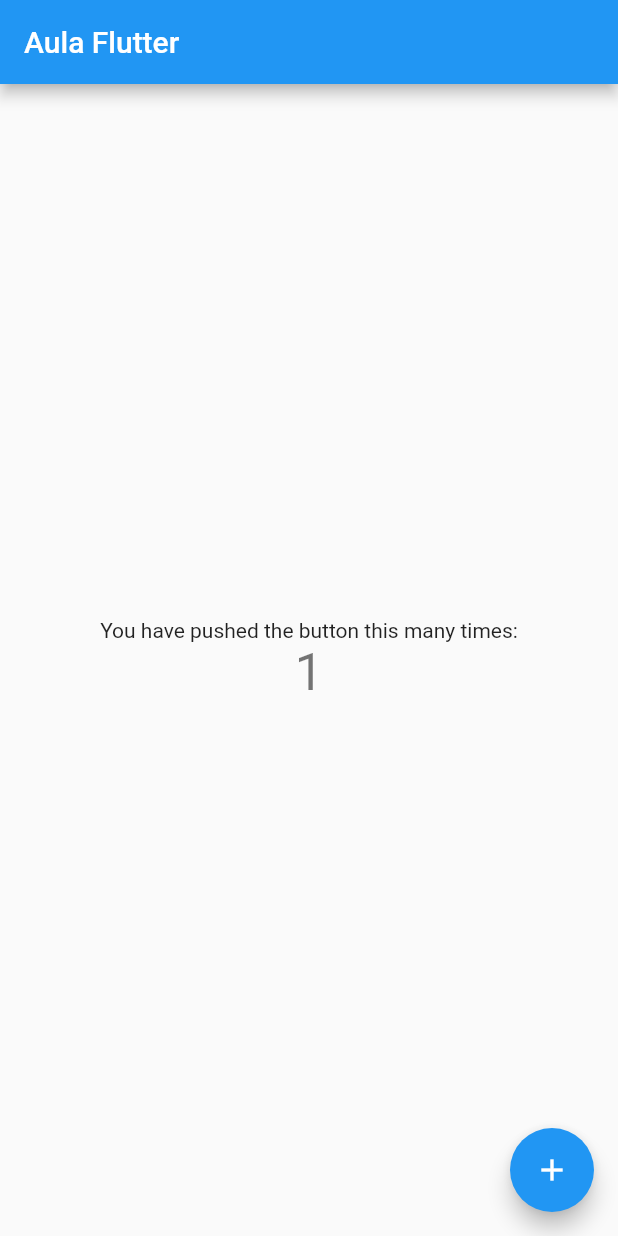
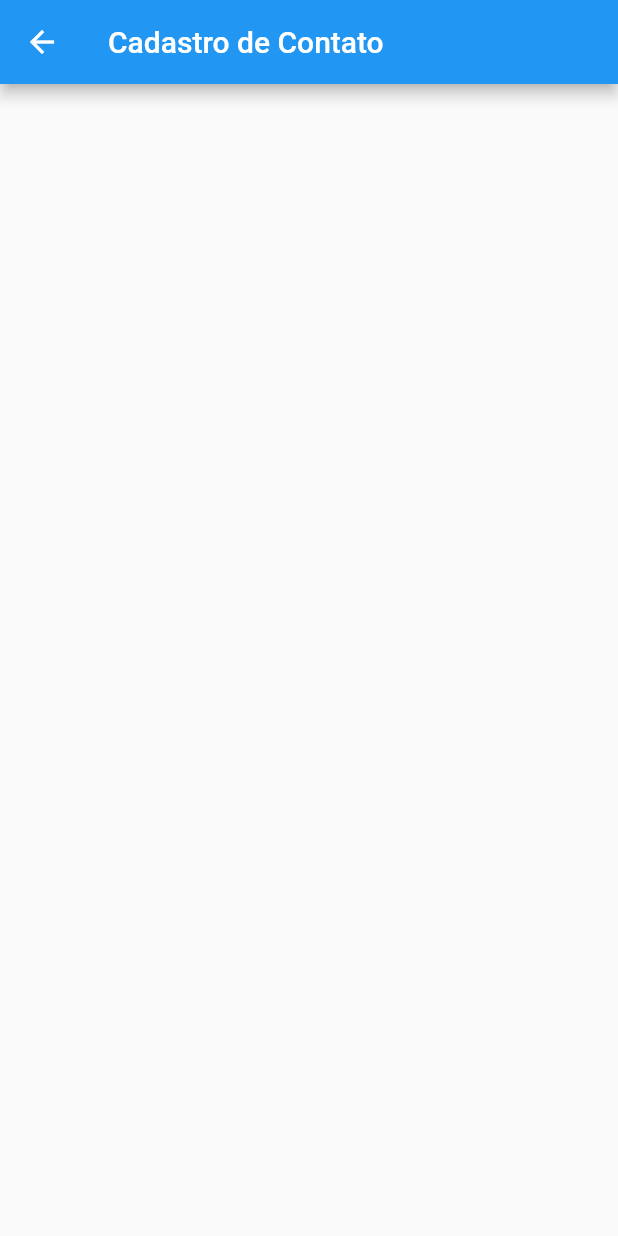
Before and after one commit to heliokamakawa/agenda_crud_flutter, a Flutter app: the screen it shows after launch, after a tap on the "add" icon, on a phone screen of 412 x 824 dp. Run offline on Flutter 3.47's test engine with Material 2 defaults, Android fonts, the phone set to English and light mode, and no system bars.

Commit message:
Definindo rotas nomeadas

```diff
--- a/lib/app/my_app.dart
+++ b/lib/app/my_app.dart
@@ -1,8 +1,11 @@
 
-import 'package:agenda_crud/app/view/my_home_page.dart';
+import 'package:agenda_crud/app/view/contact_form.dart';
+import 'package:agenda_crud/app/view/contact_list.dart';
 import 'package:flutter/material.dart';
 
 class MyApp extends StatelessWidget {
+  static const HOME = '/';
+  static const CONTACT_FORM =  'contact-form';
 
   @override
   Widget build(BuildContext context) {
@@ -11,7 +14,10 @@ class MyApp extends StatelessWidget {
       theme: ThemeData(
         primarySwatch: Colors.blue,
       ),
-      home: MyHomePage(title: 'Aula Flutter'),
+      routes: {
+      HOME : (context) => ContactList(),
+      CONTACT_FORM : (context) => ContactForm()
+      },
     );
   }
 }
--- /dev/null
+++ b/lib/app/view/contact_form.dart
@@ -0,0 +1,10 @@
+import 'package:flutter/material.dart';
+
+class ContactForm extends StatelessWidget {
+  @override
+  Widget build(BuildContext context) {
+    return Scaffold(
+      appBar: AppBar(title: Text('Cadastro de Contato'),),
+    );
+  }
+}
--- /dev/null
+++ b/lib/app/view/contact_list.dart
@@ -0,0 +1,22 @@
+import 'package:agenda_crud/app/my_app.dart';
+import 'package:flutter/material.dart';
+
+class ContactList  extends StatelessWidget {
+  @override
+  Widget build(BuildContext context) {
+    return Scaffold(
+      appBar: AppBar(
+        title: Text('Lista de Contatos'),
+        actions: [
+          IconButton(
+            icon: Icon(Icons.add),
+             onPressed: (){
+               Navigator.of(context).pushNamed(MyApp.CONTACT_FORM);
+             }
+             )
+        ],
+      ),
+      body: ListView(),
+    );
+  }
+}
--- a/lib/app/view/my_home_page.dart
+++ /dev/null
@@ -1,48 +0,0 @@
-
-import 'package:flutter/material.dart';
-
-class MyHomePage extends StatefulWidget {
-  MyHomePage({Key key, this.title}) : super(key: key);
-  final String title;
-
-  @override
-  _MyHomePageState createState() => _MyHomePageState();
-}
-
-class _MyHomePageState extends State<MyHomePage> {
-  int _counter = 0;
-
-  void _incrementCounter() {
-    setState(() {
-      _counter++;
-    });
-  }
-
-  @override
-  Widget build(BuildContext context) {
-    return Scaffold(
-      appBar: AppBar(
-        title: Text(widget.title),
-      ),
-      body: Center(
-        child: Column(
-          mainAxisAlignment: MainAxisAlignment.center,
-          children: <Widget>[
-            Text(
-              'You have pushed the button this many times:',
-            ),
-            Text(
-              '$_counter',
-              style: Theme.of(context).textTheme.headline4,
-            ),
-          ],
-        ),
-      ),
-      floatingActionButton: FloatingActionButton(
-        onPressed: _incrementCounter,
-        tooltip: 'Increment',
-        child: Icon(Icons.add),
-      ), // This trailing comma makes auto-formatting nicer for build methods.
-    );
-  }
-}
```
Also changed, not shown: pubspec.lock, 1 other file.
